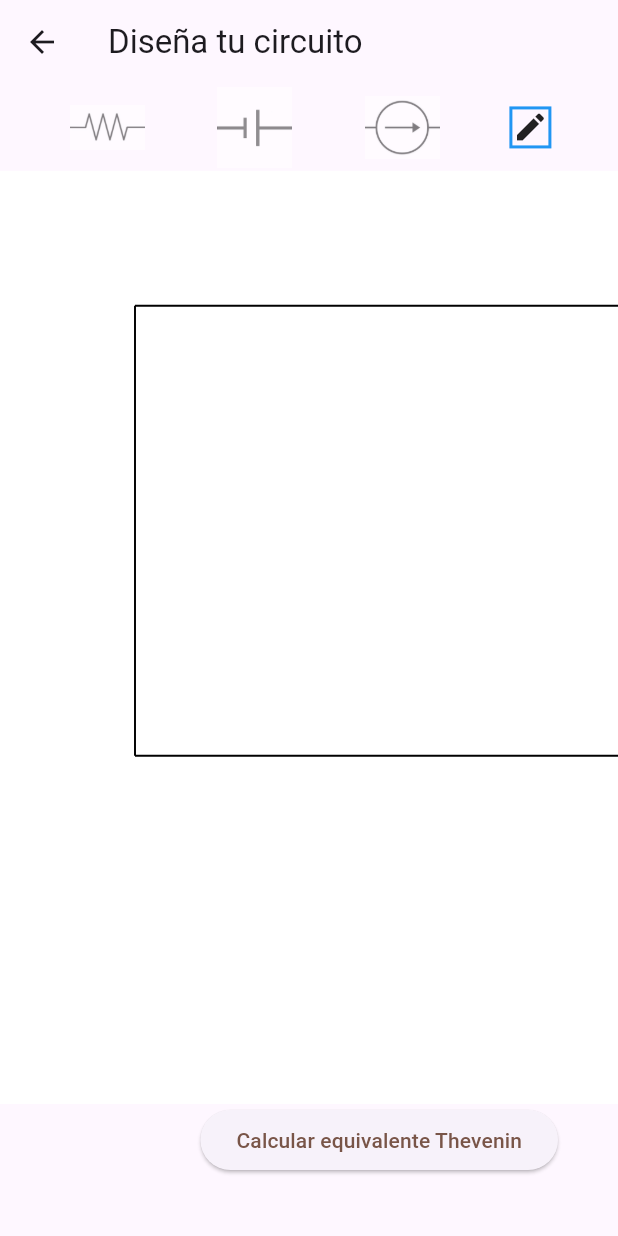
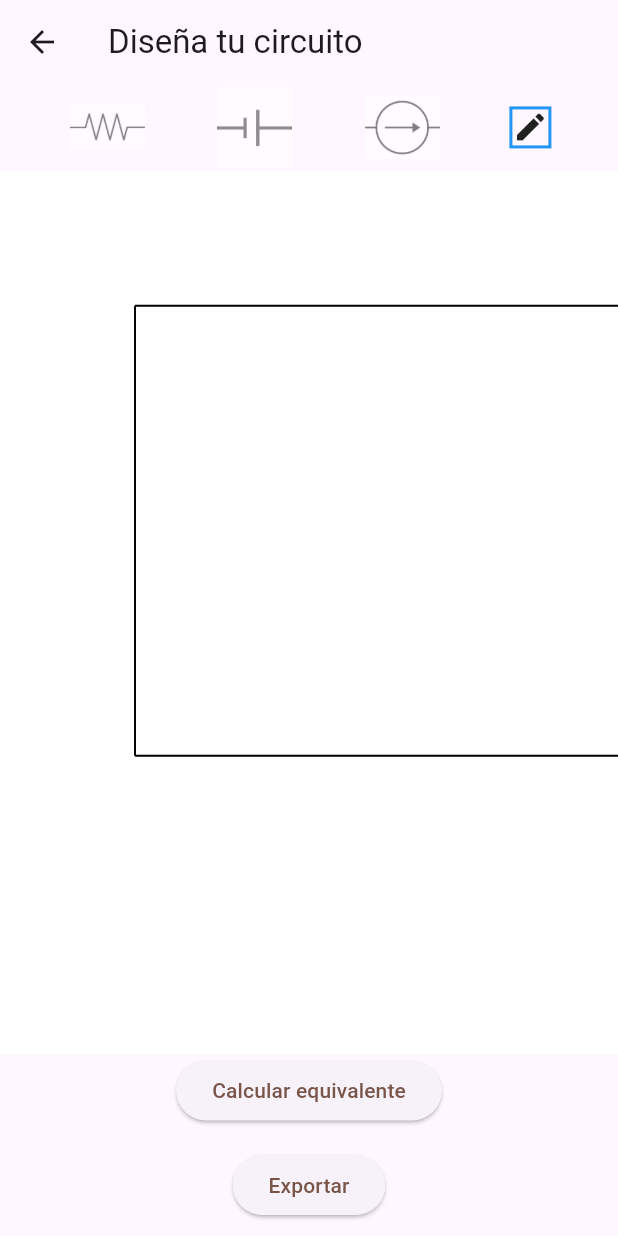
Before and after one commit to MarioCanales/ETSIIValente, a Flutter app: the CircuitDesigner2Meshes screen opened directly, on a phone screen of 412 x 824 dp. Run offline on Flutter 3.47's test engine with Material 3 defaults, Android fonts, the phone set to English and light mode, and no system bars; our stand-ins replace file_picker.

Commit message:
Add export feature

```diff
--- a/lib/circuit_designer_2_meshes.dart
+++ b/lib/circuit_designer_2_meshes.dart
@@ -5,6 +5,7 @@ import 'package:ETSIIValente/electricComponents/current_source.dart';
 import 'package:ETSIIValente/electricComponents/electric_component.dart';
 import 'package:ETSIIValente/thevenin_window.dart';
 import 'package:ETSIIValente/utils/circuitUtils.dart';
+import 'package:ETSIIValente/utils/fileUtils.dart';
 import 'package:flutter/material.dart';
 import 'dart:async';
 import 'dart:typed_data';
@@ -572,15 +573,24 @@ class _CircuitDesigner2MeshesState extends State<CircuitDesigner2Meshes> {
               ),
             ),
           ),
-          Container(
-            alignment: Alignment.bottomRight,
-            padding: EdgeInsets.only(right: 40.0, bottom: 40.0),
-            child: ElevatedButton(
+          Column(
+            mainAxisAlignment: MainAxisAlignment.center,
+            children: [
+              ElevatedButton(
+                  onPressed: () {
+                    Navigator.push(
+                        context,
+                        MaterialPageRoute(
+                            builder: (context) =>
+                                TheveninWindow(circuit: circuit)));
+                  },
+                  child: const Text('Calcular equivalente',
+                      style: TextStyle(color: Colors.brown))),
+              SizedBox(height: 15),
+              ElevatedButton(
                   onPressed: () async {
-                  /*Test serializing
                     // Use file picker to get the file path where the data will be saved.
                     String? filePath = await FileUtils.selectSaveFile();
-
                     // Write the serialized JSON data to the selected file.
                     if (filePath != null) {
                       await FileUtils.writeToFile(filePath, circuit.toJson());
@@ -588,15 +598,11 @@ class _CircuitDesigner2MeshesState extends State<CircuitDesigner2Meshes> {
                     } else {
                       print('No file selected.');
                     }
-                  */
-                  Navigator.push(
-                      context,
-                      MaterialPageRoute(
-                          builder: (context) =>
-                              TheveninWindow(circuit: circuit)));
                   },
-                child: const Text('Calcular equivalente Thevenin',
+                  child: const Text('Exportar',
                       style: TextStyle(color: Colors.brown))),
+              SizedBox(height: 10)
+            ],
           )
         ],
       ),
```
Also changed, not shown: lib/circuit_designer_3_meshes.dart (+23 -23 lines), lib/circuit_designer_4_meshes.dart (+23 -5 lines). Lines whose indentation alone changed are shown as unchanged.
